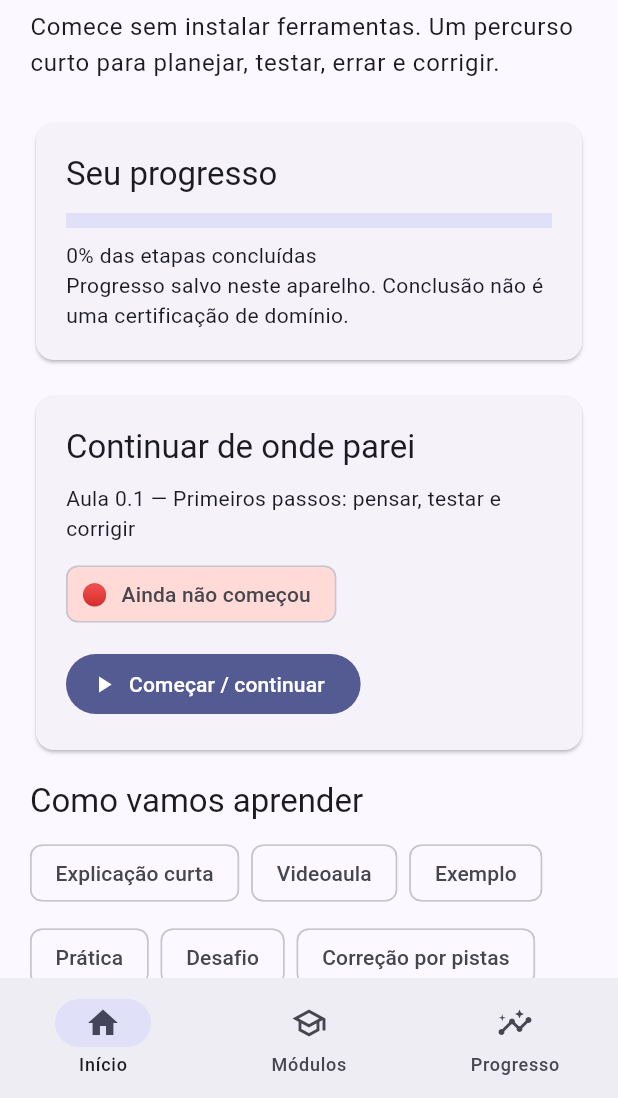
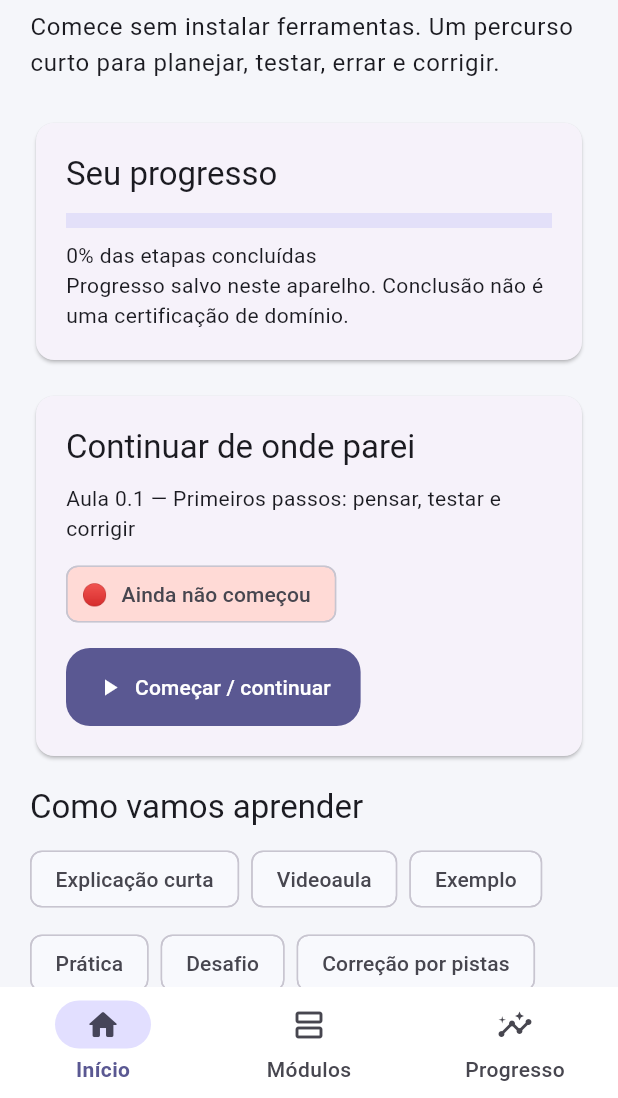
Before and after one commit to Pablomarinho199752/curso-programacao-zero-flutter, a Flutter app: the screen it shows after launch, on a phone screen of 412 x 824 dp, the part 138-1236 px from its top. Run offline on Flutter 3.47's test engine with Material 3 defaults, Android fonts, the phone set to English and light mode, and no system bars; our stand-ins replace shared_preferences.

Commit message:
feat(ui): renovar tema e navegação do app

```diff
--- a/lib/main.dart
+++ b/lib/main.dart
@@ -21,13 +21,70 @@ class CourseApp extends StatelessWidget {
 
   @override
   Widget build(BuildContext context) {
+    const seed = Color(0xFF4F46E5);
+    final colorScheme = ColorScheme.fromSeed(
+      seedColor: seed,
+      brightness: Brightness.light,
+      surface: const Color(0xFFF8F9FD),
+    );
+
     return MaterialApp(
       debugShowCheckedModeBanner: false,
       title: 'Curso de Programação do Zero',
       theme: ThemeData(
         useMaterial3: true,
-        colorScheme: ColorScheme.fromSeed(seedColor: const Color(0xFF4255FF)),
-        inputDecorationTheme: const InputDecorationTheme(filled: true),
+        colorScheme: colorScheme,
+        scaffoldBackgroundColor: const Color(0xFFF5F6FA),
+        appBarTheme: const AppBarTheme(
+          elevation: 0,
+          scrolledUnderElevation: 0,
+          backgroundColor: Color(0xFFF5F6FA),
+          centerTitle: false,
+        ),
+        inputDecorationTheme: InputDecorationTheme(
+          filled: true,
+          fillColor: Colors.white,
+          border: OutlineInputBorder(
+            borderRadius: BorderRadius.circular(16),
+            borderSide: BorderSide.none,
+          ),
+          enabledBorder: OutlineInputBorder(
+            borderRadius: BorderRadius.circular(16),
+            borderSide: BorderSide(color: Colors.black.withValues(alpha: 0.06)),
+          ),
+          focusedBorder: OutlineInputBorder(
+            borderRadius: BorderRadius.circular(16),
+            borderSide: const BorderSide(color: seed, width: 1.5),
+          ),
+        ),
+        navigationBarTheme: NavigationBarThemeData(
+          height: 74,
+          backgroundColor: Colors.white,
+          indicatorColor: colorScheme.primaryContainer,
+          labelTextStyle: WidgetStateProperty.resolveWith((states) {
+            final selected = states.contains(WidgetState.selected);
+            return TextStyle(
+              fontWeight: selected ? FontWeight.w700 : FontWeight.w500,
+              color: selected ? colorScheme.primary : colorScheme.onSurfaceVariant,
+            );
+          }),
+        ),
+        filledButtonTheme: FilledButtonThemeData(
+          style: FilledButton.styleFrom(
+            padding: const EdgeInsets.symmetric(horizontal: 20, vertical: 16),
+            shape: RoundedRectangleBorder(
+              borderRadius: BorderRadius.circular(16),
+            ),
+          ),
+        ),
+        outlinedButtonTheme: OutlinedButtonThemeData(
+          style: OutlinedButton.styleFrom(
+            padding: const EdgeInsets.symmetric(horizontal: 18, vertical: 15),
+            shape: RoundedRectangleBorder(
+              borderRadius: BorderRadius.circular(16),
+            ),
+          ),
+        ),
       ),
       home: CourseLoader(progressStore: progressStore),
     );
@@ -44,27 +101,31 @@ class CourseLoader extends StatefulWidget {
 }
 
 class _CourseLoaderState extends State<CourseLoader> {
-  late Future<List<CourseModule>> _modules = const CourseRepository()
-      .loadModules();
+  late Future<List<CourseModule>> _modules = const CourseRepository().loadModules();
+
   @override
   Widget build(BuildContext context) {
     return FutureBuilder<List<CourseModule>>(
       future: _modules,
       builder: (context, snapshot) {
         if (snapshot.connectionState != ConnectionState.done) {
-          return const Scaffold(
-            body: Center(child: CircularProgressIndicator()),
-          );
+          return const Scaffold(body: Center(child: CircularProgressIndicator()));
         }
-        if (snapshot.hasError ||
-            snapshot.data == null ||
-            snapshot.data!.isEmpty) {
+        if (snapshot.hasError || snapshot.data == null || snapshot.data!.isEmpty) {
           return Scaffold(
             body: Center(
+              child: Padding(
+                padding: const EdgeInsets.all(24),
                 child: Column(
                   mainAxisSize: MainAxisSize.min,
                   children: [
-                  const Text('Não foi possível carregar o conteúdo do curso.'),
+                    const Icon(Icons.cloud_off_rounded, size: 44),
+                    const SizedBox(height: 14),
+                    const Text(
+                      'Não foi possível carregar o conteúdo do curso.',
+                      textAlign: TextAlign.center,
+                    ),
+                    const SizedBox(height: 14),
                     FilledButton(
                       onPressed: () => setState(
                         () => _modules = const CourseRepository().loadModules(),
@@ -72,6 +133,7 @@ class _CourseLoaderState extends State<CourseLoader> {
                       child: const Text('Tentar novamente'),
                     ),
                   ],
+                ),
               ),
             ),
           );
@@ -109,56 +171,76 @@ class _CourseShellState extends State<CourseShell> {
       builder: (context, _) => LayoutBuilder(
         builder: (context, constraints) {
           final pages = [
-            HomeScreen(
-              modules: widget.modules,
-              progressStore: widget.progressStore,
-            ),
-            ModulesScreen(
-              modules: widget.modules,
-              progressStore: widget.progressStore,
-            ),
-            ProgressScreen(
-              modules: widget.modules,
-              progressStore: widget.progressStore,
-            ),
+            HomeScreen(modules: widget.modules, progressStore: widget.progressStore),
+            ModulesScreen(modules: widget.modules, progressStore: widget.progressStore),
+            ProgressScreen(modules: widget.modules, progressStore: widget.progressStore),
           ];
           final desktop = constraints.maxWidth >= 850;
+
           if (desktop) {
+            final scheme = Theme.of(context).colorScheme;
             return Scaffold(
               body: Row(
                 children: [
-                  NavigationRail(
+                  Container(
+                    width: 220,
+                    decoration: BoxDecoration(
+                      color: Colors.white,
+                      border: Border(
+                        right: BorderSide(color: Colors.black.withValues(alpha: 0.06)),
+                      ),
+                    ),
+                    child: NavigationRail(
+                      extended: true,
                       selectedIndex: _index,
-                    onDestinationSelected: (value) =>
-                        setState(() => _index = value),
-                    labelType: NavigationRailLabelType.all,
-                    leading: const Padding(
-                      padding: EdgeInsets.symmetric(vertical: 16),
-                      child: CircleAvatar(child: Text('🐍')),
+                      backgroundColor: Colors.transparent,
+                      onDestinationSelected: (value) => setState(() => _index = value),
+                      labelType: NavigationRailLabelType.none,
+                      indicatorColor: scheme.primaryContainer,
+                      leading: Padding(
+                        padding: const EdgeInsets.fromLTRB(12, 22, 12, 26),
+                        child: Row(
+                          children: [
+                            Container(
+                              width: 44,
+                              height: 44,
+                              decoration: BoxDecoration(
+                                color: scheme.primary,
+                                borderRadius: BorderRadius.circular(14),
+                              ),
+                              alignment: Alignment.center,
+                              child: const Text('🐍', style: TextStyle(fontSize: 22)),
+                            ),
+                            const SizedBox(width: 12),
+                            const Expanded(
+                              child: Text(
+                                'Código Zero',
+                                style: TextStyle(fontWeight: FontWeight.w800, fontSize: 17),
+                              ),
+                            ),
+                          ],
+                        ),
                       ),
                       destinations: const [
                         NavigationRailDestination(
-                        icon: Icon(Icons.home_outlined),
-                        selectedIcon: Icon(Icons.home),
+                          icon: Icon(Icons.home_rounded),
                           label: Text('Início'),
                         ),
                         NavigationRailDestination(
-                        icon: Icon(Icons.school_outlined),
-                        selectedIcon: Icon(Icons.school),
+                          icon: Icon(Icons.view_agenda_rounded),
                           label: Text('Módulos'),
                         ),
                         NavigationRailDestination(
-                        icon: Icon(Icons.insights_outlined),
-                        selectedIcon: Icon(Icons.insights),
+                          icon: Icon(Icons.insights_rounded),
                           label: Text('Progresso'),
                         ),
                       ],
                     ),
-                  const VerticalDivider(width: 1),
+                  ),
                   Expanded(
                     child: Center(
                       child: ConstrainedBox(
-                        constraints: const BoxConstraints(maxWidth: 1100),
+                        constraints: const BoxConstraints(maxWidth: 1180),
                         child: pages[_index],
                       ),
                     ),
@@ -176,17 +258,17 @@ class _CourseShellState extends State<CourseShell> {
               destinations: const [
                 NavigationDestination(
                   icon: Icon(Icons.home_outlined),
-                  selectedIcon: Icon(Icons.home),
+                  selectedIcon: Icon(Icons.home_rounded),
                   label: 'Início',
                 ),
                 NavigationDestination(
-                  icon: Icon(Icons.school_outlined),
-                  selectedIcon: Icon(Icons.school),
+                  icon: Icon(Icons.view_agenda_outlined),
+                  selectedIcon: Icon(Icons.view_agenda_rounded),
                   label: 'Módulos',
                 ),
                 NavigationDestination(
                   icon: Icon(Icons.insights_outlined),
-                  selectedIcon: Icon(Icons.insights),
+                  selectedIcon: Icon(Icons.insights_rounded),
                   label: 'Progresso',
                 ),
               ],
```
Lines whose indentation alone changed are shown as unchanged.
